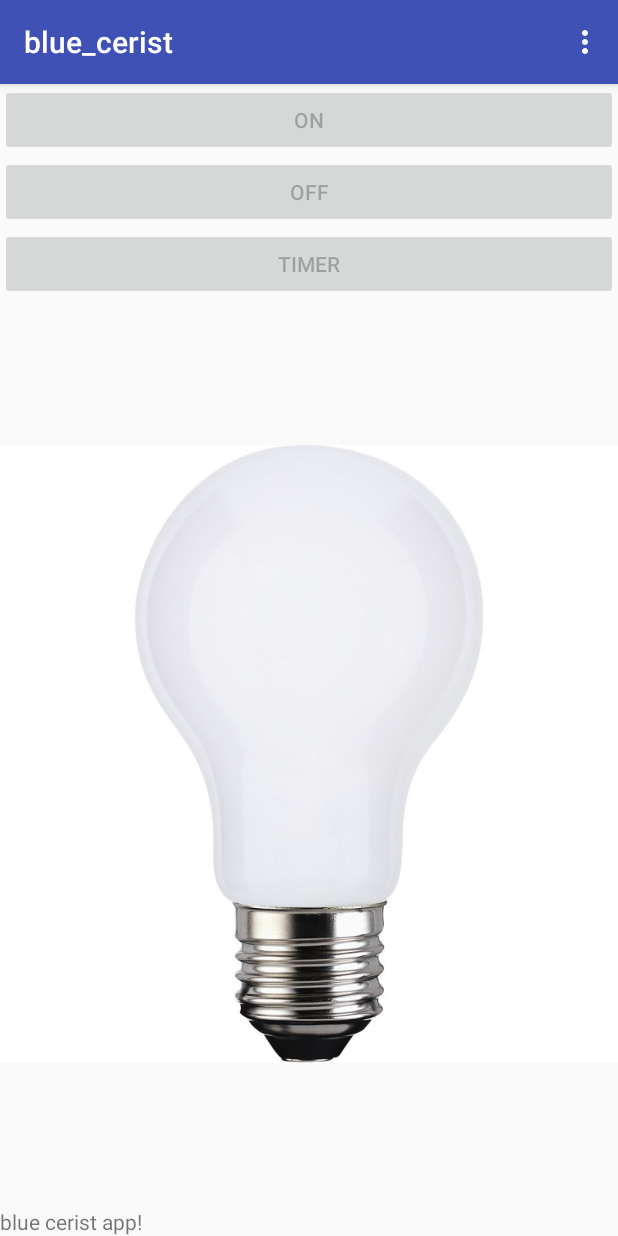
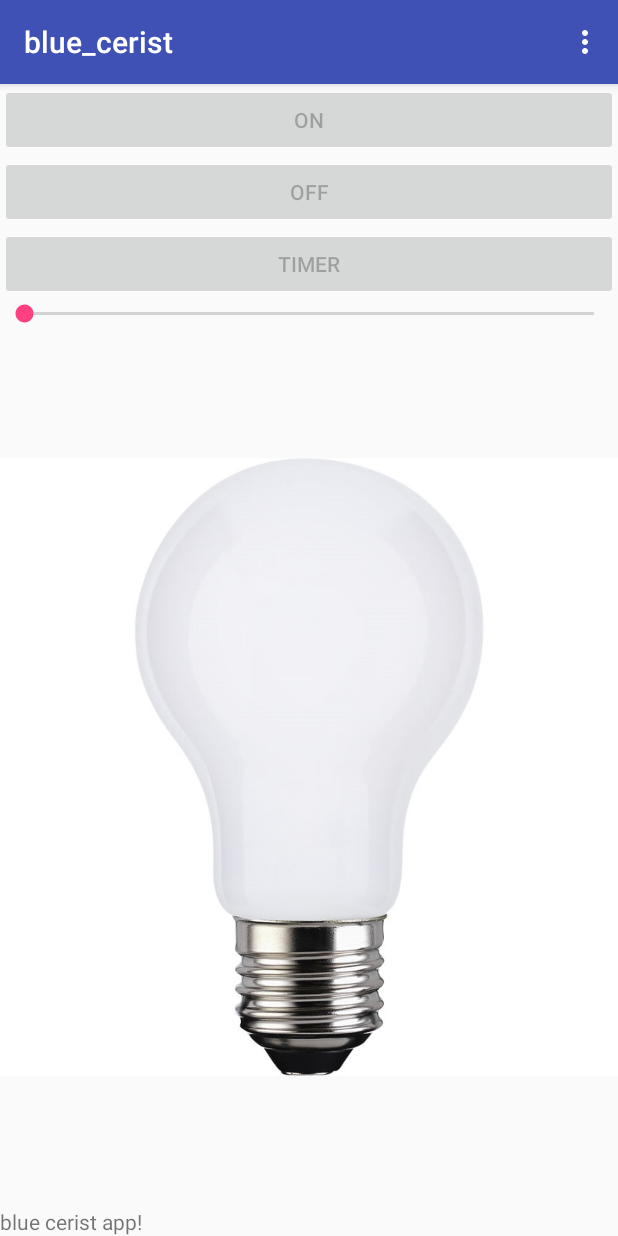
Before and after one commit to GitHubAlgeria/blueLamp, an Android app: the screen it shows after launch (MainActivity), on a phone screen of 412 x 824 dp. Run offline under Robolectric (Android 15) with nearby library versions, the phone set to English and light mode, and no system bars.

Commit message:
adding seekbar to control the light of the lamp

```diff
--- a/app/src/main/res/layout/activity_main.xml
+++ b/app/src/main/res/layout/activity_main.xml
@@ -42,10 +42,18 @@
     <ImageSwitcher
         android:layout_width="match_parent"
         android:layout_height="match_parent"
-        android:layout_below="@+id/timerset"
+        android:layout_below="@+id/seek"
         android:layout_above="@+id/hello"
         android:id="@+id/imageswitcher"
         >
 
     </ImageSwitcher>
+
+    <SeekBar
+        android:layout_width="match_parent"
+        android:layout_height="wrap_content"
+        android:id="@+id/seek"
+        android:layout_below="@id/timerset"
+        android:enabled="false"
+        />
 </RelativeLayout>
```
Also changed, not shown: app/src/main/java/com/example/fares/blue_cerist/MainActivity.java (+57 -3 lines).
